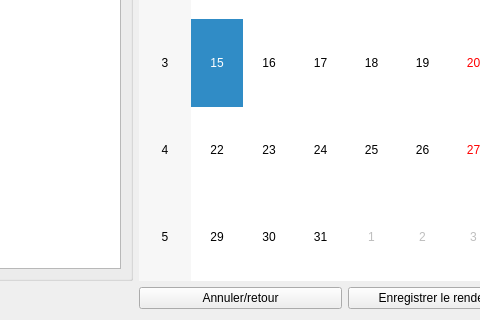
This is UserInterface/ui_Files/CreateNewDateScreen.ui in GuillaumeMajstruk/softOsteo as Qt 5 draws it before an edit; both pictures show x 289 to 769 and y 367 to 687 of the 850 by 687 pixel window. The edited form follows.
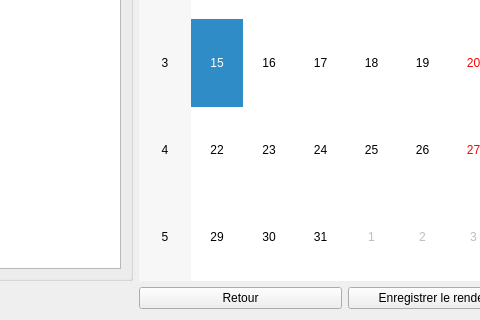
This is the edited form.

What changed in the file:
```diff
--- a/UserInterface/ui_Files/CreateNewDateScreen.ui
+++ b/UserInterface/ui_Files/CreateNewDateScreen.ui
@@ -68,7 +68,7 @@
         <string>Retour à la page précédente</string>
        </property>
        <property name="text">
-        <string>Annuler/retour</string>
+        <string>Retour</string>
        </property>
       </widget>
      </item>
```
